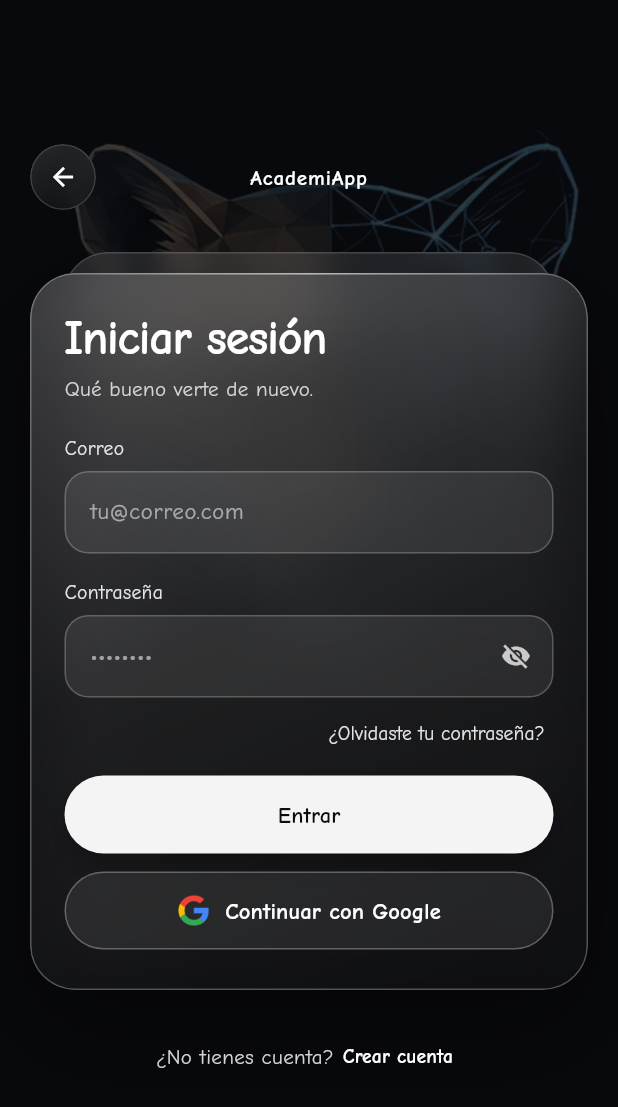
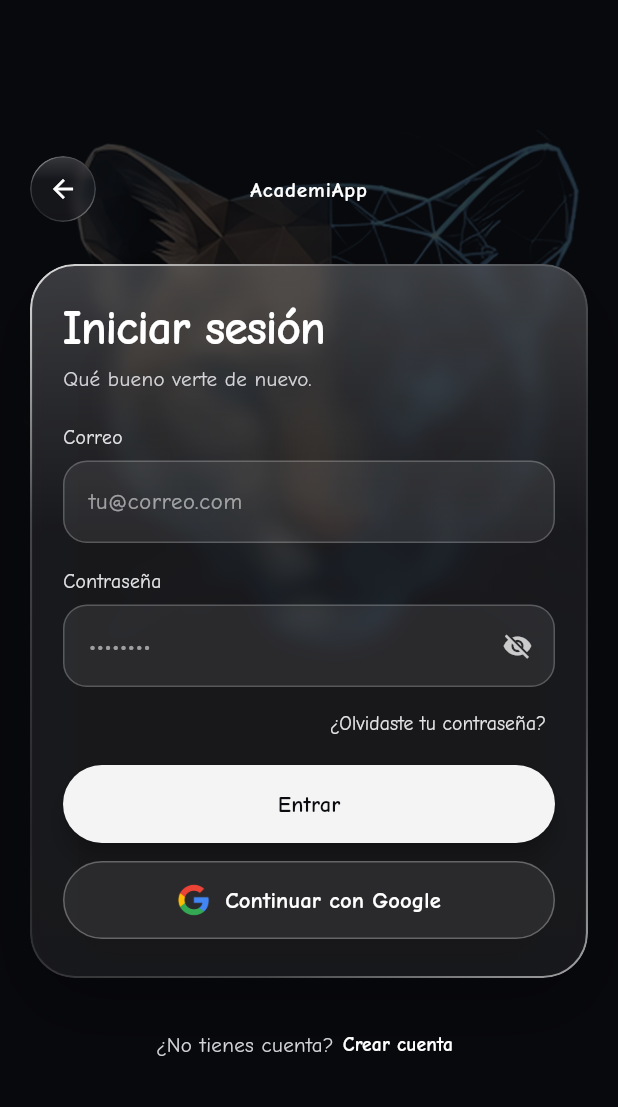
Before and after one commit to elvisllampasi27-oss/academiapp_v2, a Flutter app: the screen it shows after launch, after a tap on "Desliza para empezar", on a phone screen of 412 x 824 dp. Shown: the top 1107 px of the screen. Run offline on Flutter 3.47's test engine with Material 3 defaults, Android fonts, the phone set to English and light mode, and no system bars; our stand-ins replace cloud_firestore, cloud_functions, firebase_auth, firebase_core, firebase_storage, image_picker and 1 more; missing offline and left inert: file_selector, flutter_math_fork, pointer_interceptor; accounts and stored records are empty.

Commit message:
feat(acceso): vidrio líquido, sin hoja trasera ni letrero

```diff
--- a/lib/features/identity/presentation/pages/bienvenida_page.dart
+++ b/lib/features/identity/presentation/pages/bienvenida_page.dart
@@ -115,32 +115,10 @@ class _BienvenidaPageState extends State<BienvenidaPage>
                         child: Padding(
                           padding: const EdgeInsets.fromLTRB(22, 24, 22, 28),
                           child: Column(
-                            mainAxisAlignment: MainAxisAlignment.spaceBetween,
+                            // Sin letrero arriba: el puma ya es la marca.
+                            mainAxisAlignment: MainAxisAlignment.end,
                             crossAxisAlignment: CrossAxisAlignment.stretch,
                             children: [
-                              EntradaDifuminada(
-                                retraso: _retraso(0),
-                                child: Align(
-                                  alignment: Alignment.centerLeft,
-                                  child: Vidrio(
-                                    suave: true,
-                                    radio: BorderRadius.circular(20),
-                                    padding: const EdgeInsets.symmetric(
-                                      horizontal: 14,
-                                      vertical: 8,
-                                    ),
-                                    child: const Text(
-                                      'AcademiApp',
-                                      style: TextStyle(
-                                        color: Colors.white,
-                                        fontSize: 15,
-                                        fontWeight: FontWeight.w700,
-                                        letterSpacing: 0.6,
-                                      ),
-                                    ),
-                                  ),
-                                ),
-                              ),
                               Column(
                                 crossAxisAlignment: CrossAxisAlignment.stretch,
                                 children: [
--- a/lib/features/identity/presentation/pages/completar_perfil_page.dart
+++ b/lib/features/identity/presentation/pages/completar_perfil_page.dart
@@ -96,7 +96,6 @@ class _CompletarPerfilPageState extends State<CompletarPerfilPage> {
             const BarraAutenticacion(),
             const SizedBox(height: 28),
             TarjetaVidrio(
-              capaTrasera: true,
               child: Column(
                 crossAxisAlignment: CrossAxisAlignment.stretch,
                 children: [
--- a/lib/features/identity/presentation/pages/login_page.dart
+++ b/lib/features/identity/presentation/pages/login_page.dart
@@ -181,7 +181,6 @@ class _LoginPageState extends State<LoginPage> {
             BarraAutenticacion(alVolver: ocupado ? null : widget.onVolver),
             const SizedBox(height: 28),
             TarjetaVidrio(
-              capaTrasera: true,
               child: AutofillGroup(
                 child: Column(
                   crossAxisAlignment: CrossAxisAlignment.stretch,
--- a/lib/features/identity/presentation/pages/recuperar_contrasena_page.dart
+++ b/lib/features/identity/presentation/pages/recuperar_contrasena_page.dart
@@ -66,7 +66,6 @@ class _RecuperarContrasenaPageState extends State<RecuperarContrasenaPage> {
           BarraAutenticacion(alVolver: () => Navigator.of(context).pop()),
           const SizedBox(height: 28),
           TarjetaVidrio(
-            capaTrasera: true,
             child: Column(
               crossAxisAlignment: CrossAxisAlignment.stretch,
               children: [
--- a/lib/features/identity/presentation/pages/registro_page.dart
+++ b/lib/features/identity/presentation/pages/registro_page.dart
@@ -102,7 +102,6 @@ class _RegistroPageState extends State<RegistroPage> {
           ),
           const SizedBox(height: 28),
           TarjetaVidrio(
-            capaTrasera: true,
             child: AutofillGroup(
               child: Column(
                 crossAxisAlignment: CrossAxisAlignment.stretch,
--- a/lib/features/identity/presentation/widgets/estilo_autenticacion.dart
+++ b/lib/features/identity/presentation/widgets/estilo_autenticacion.dart
@@ -4,9 +4,10 @@ import 'package:flutter/material.dart';
 
 import '../../../../core/presentation/animaciones.dart';
 
-/// Componentes visuales de las pantallas de acceso: "vidrio 2.0".
-/// Solo aquí se usa desenfoque (pantallas de entrada); dentro de la app los
-/// paneles son planos para que los celulares de gama baja vayan fluidos.
+/// Componentes visuales de las pantallas de acceso: "vidrio líquido" (al
+/// estilo Liquid Glass). Solo aquí se usa desenfoque (pantallas de entrada);
+/// dentro de la app los paneles son planos para que los celulares de gama
+/// baja vayan fluidos.
 
 const _bordeVidrio = Color(0x47FFFFFF);
 const _bordeCampo = Color(0x38FFFFFF);
@@ -15,21 +16,13 @@ const _rellenoVentana = Color(0x99000000);
 const _textoSuave = Color(0xFFD4D4D8);
 const _desenfoque = 20.0;
 
-/// Relleno del vidrio: más claro arriba a la izquierda, como luz que entra.
-const _degradadoVidrio = LinearGradient(
-  begin: Alignment(-0.6, -1),
-  end: Alignment(0.6, 1),
-  colors: [Color(0x33FFFFFF), Color(0x12FFFFFF), Color(0x08FFFFFF)],
-  stops: [0, 0.45, 1],
-);
-
-const _degradadoVidrioSuave = LinearGradient(
-  begin: Alignment(-0.6, -1),
-  end: Alignment(0.6, 1),
-  colors: [Color(0x1FFFFFFF), Color(0x05FFFFFF)],
-);
-
-/// Vidrio con desenfoque, borde claro, brillo en el canto superior y sombra.
+/// Vidrio líquido: casi transparente (desenfoque leve y colores un poco más
+/// vivos detrás), con un canto de luz que brilla más arriba a la izquierda y
+/// abajo a la derecha, un reflejo suave arriba y algo de grosor abajo.
+///
+/// La refracción real (que deforme lo de atrás como una lente) necesita un
+/// shader propio que no funciona bien en la web ni en gama baja; este es el
+/// mismo aspecto sin ese costo.
 class Vidrio extends StatelessWidget {
   final Widget child;
   final BorderRadius radio;
@@ -44,9 +37,17 @@ class Vidrio extends StatelessWidget {
     this.suave = false,
   });
 
+  /// Satura un poco lo que se ve a través (los colores "se encienden").
+  static const _saturar = ColorFilter.matrix(<double>[
+    1.2765, -0.2503, -0.0262, 0, 0, //
+    -0.0745, 1.0997, -0.0252, 0, 0, //
+    -0.0745, -0.2503, 1.3248, 0, 0, //
+    0, 0, 0, 1, 0, //
+  ]);
+
   @override
   Widget build(BuildContext context) {
-    final desenfoque = suave ? 8.0 : _desenfoque;
+    final desenfoque = suave ? 4.0 : 7.0;
 
     return DecoratedBox(
       decoration: BoxDecoration(
@@ -55,55 +56,116 @@ class Vidrio extends StatelessWidget {
             ? null
             : const [
                 BoxShadow(
-                  color: Color(0x73000000),
-                  blurRadius: 60,
-                  offset: Offset(0, 24),
+                  color: Color(0x4D000000),
+                  blurRadius: 40,
+                  offset: Offset(0, 18),
                 ),
               ],
       ),
       child: ClipRRect(
         borderRadius: radio,
         child: BackdropFilter(
-          filter: ImageFilter.blur(sigmaX: desenfoque, sigmaY: desenfoque),
-          child: Stack(
-            children: [
-              Container(
+          filter: ImageFilter.compose(
+            outer: _saturar,
+            inner: ImageFilter.blur(sigmaX: desenfoque, sigmaY: desenfoque),
+          ),
+          child: CustomPaint(
+            painter: _LuzLiquida(radio: radio, suave: suave, frente: false),
+            foregroundPainter: _LuzLiquida(
+              radio: radio,
+              suave: suave,
+              frente: true,
+            ),
+            child: Container(
               width: double.infinity,
               padding: padding,
               decoration: BoxDecoration(
                 borderRadius: radio,
-                  gradient: suave ? _degradadoVidrioSuave : _degradadoVidrio,
-                  border: Border.all(
-                    color: suave ? const Color(0x29FFFFFF) : _bordeVidrio,
-                  ),
+                color: suave
+                    ? const Color(0x0DFFFFFF)
+                    : const Color(0x12FFFFFF),
               ),
               child: child,
             ),
-              if (!suave)
-                // Brillo del canto superior (el "inset" del diseño).
-                const Positioned(
-                  left: 18,
-                  right: 18,
-                  top: 0,
-                  height: 1,
-                  child: DecoratedBox(
-                    decoration: BoxDecoration(
-                      gradient: LinearGradient(
-                        colors: [
-                          Color(0x00FFFFFF),
-                          Color(0x73FFFFFF),
-                          Color(0x00FFFFFF),
-                        ],
-                      ),
-                    ),
-                  ),
-                ),
-            ],
           ),
         ),
       ),
     );
   }
+}
+
+/// Las luces del vidrio líquido. Detrás del contenido: el reflejo de arriba
+/// y el grosor de abajo. Delante: el canto de luz.
+class _LuzLiquida extends CustomPainter {
+  final BorderRadius radio;
+  final bool suave;
+  final bool frente;
+
+  const _LuzLiquida({
+    required this.radio,
+    required this.suave,
+    required this.frente,
+  });
+
+  @override
+  void paint(Canvas canvas, Size size) {
+    final rect = Offset.zero & size;
+    final forma = radio.toRRect(rect);
+
+    if (!frente) {
+      // Reflejo: luz que entra por arriba y se apaga hacia el medio.
+      canvas.drawRRect(
+        forma,
+        Paint()
+          ..shader = const LinearGradient(
+            begin: Alignment.topCenter,
+            end: Alignment.bottomCenter,
+            colors: [Color(0x26FFFFFF), Color(0x00FFFFFF)],
+            stops: [0, 0.38],
+          ).createShader(rect),
+      );
+      // Grosor: el borde de abajo un poco más oscuro, como vidrio grueso.
+      canvas.drawRRect(
+        forma,
+        Paint()
+          ..shader = const LinearGradient(
+            begin: Alignment.bottomCenter,
+            end: Alignment.topCenter,
+            colors: [Color(0x1F000000), Color(0x00000000)],
+            stops: [0, 0.22],
+          ).createShader(rect),
+      );
+      return;
+    }
+
+    // Canto de luz: fuerte arriba a la izquierda, casi nada a los lados y
+    // un segundo brillo abajo a la derecha.
+    final ancho = suave ? 1.0 : 1.4;
+    canvas.drawRRect(
+      forma.deflate(ancho / 2),
+      Paint()
+        ..style = PaintingStyle.stroke
+        ..strokeWidth = ancho
+        ..shader = const LinearGradient(
+          begin: Alignment.topLeft,
+          end: Alignment.bottomRight,
+          colors: [
+            Color(0xD9FFFFFF),
+            Color(0x33FFFFFF),
+            Color(0x0FFFFFFF),
+            Color(0x33FFFFFF),
+            Color(0x99FFFFFF),
+          ],
+          stops: [0, 0.22, 0.5, 0.78, 1],
+        ).createShader(rect),
+    );
+  }
+
+  @override
+  bool shouldRepaint(_LuzLiquida anterior) =>
+      anterior.radio != radio ||
+      anterior.suave != suave ||
+      anterior.frente != frente;
 }
 
 /// Letra de las pantallas de acceso: Comic Neue (el estilo de Comic Sans,
@@ -300,47 +362,18 @@ class EncabezadoAutenticacion extends StatelessWidget {
   }
 }
 
-/// Tarjeta principal de vidrio. Con [capaTrasera] muestra una segunda hoja
-/// detrás, asomando por arriba (profundidad del diseño).
+/// Tarjeta principal de vidrio líquido.
 class TarjetaVidrio extends StatelessWidget {
   final Widget child;
-  final bool capaTrasera;
 
-  const TarjetaVidrio({
-    super.key,
-    required this.child,
-    this.capaTrasera = false,
-  });
+  const TarjetaVidrio({super.key, required this.child});
 
   @override
   Widget build(BuildContext context) {
-    final tarjeta = Vidrio(
+    return Vidrio(
       radio: BorderRadius.circular(30),
       padding: const EdgeInsets.symmetric(horizontal: 22, vertical: 26),
       child: child,
-    );
-
-    if (!capaTrasera) return tarjeta;
-
-    return Padding(
-      padding: const EdgeInsets.only(top: 14),
-      child: Stack(
-        clipBehavior: Clip.none,
-        children: [
-          Positioned(
-            left: 22,
-            right: 22,
-            top: -14,
-            bottom: 14,
-            child: Vidrio(
-              suave: true,
-              radio: BorderRadius.circular(30),
-              child: const SizedBox.expand(),
-            ),
-          ),
-          tarjeta,
-        ],
-      ),
     );
   }
 }
```
Lines whose indentation alone changed are shown as unchanged.
